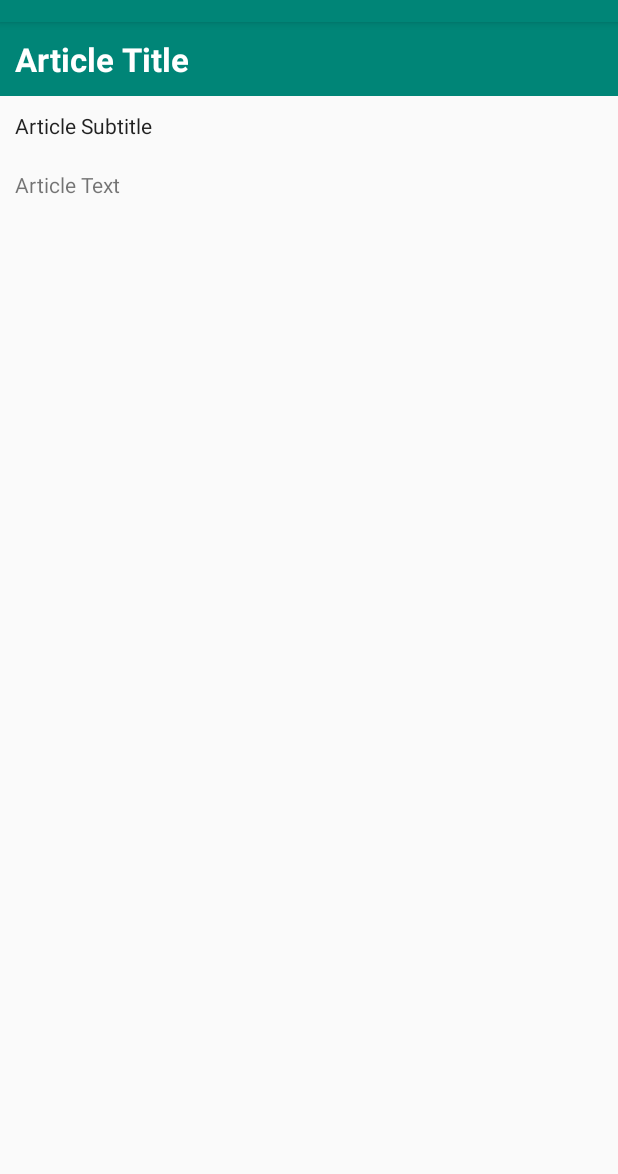
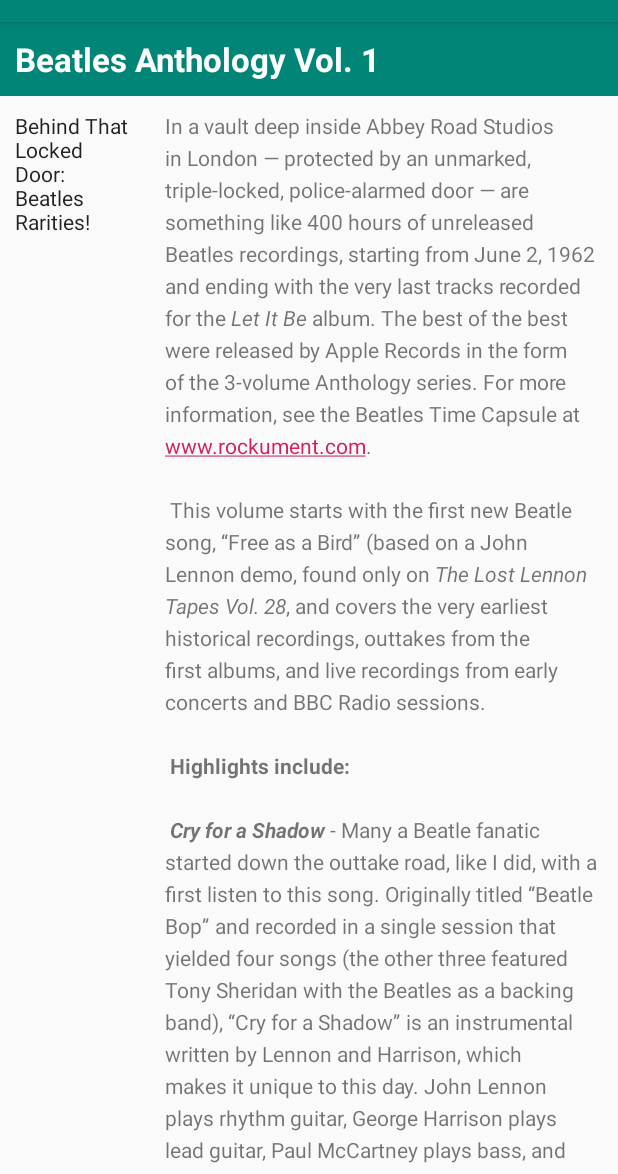
Before and after one commit to Moorose/android-for-modern-programming, an Android app: the screen it shows after launch (MainActivity), on a phone screen of 412 x 824 dp, the part 62-1236 px from its top. Run offline under Robolectric (Android 15) with nearby library versions, the light colour scheme and no system bars.

Commit message:
Add sidebar

```diff
--- a/ScrollingText/app/src/main/res/layout/activity_main.xml
+++ b/ScrollingText/app/src/main/res/layout/activity_main.xml
@@ -5,33 +5,50 @@
     android:layout_height="match_parent"
     tools:context=".MainActivity">
 
+    <ScrollView
+        android:layout_width="wrap_content"
+        android:layout_height="wrap_content">
+
+        <LinearLayout
+            android:layout_width="match_parent"
+            android:layout_height="wrap_content"
+            android:orientation="vertical">
+
             <TextView
                 android:id="@+id/article_heading"
                 android:layout_width="match_parent"
                 android:layout_height="wrap_content"
                 android:background="@color/colorPrimary"
+                android:padding="@dimen/padding_regular"
+                android:text="@string/article_title"
+                android:textAppearance="@android:style/TextAppearance.DeviceDefault.Large"
                 android:textColor="@android:color/white"
-        android:padding="@dimen/padding_regular"
-        android:textAppearance="@android:style/TextAppearance.DeviceDefault.Large"
-        android:textStyle="bold"
-        android:text="@string/article_title" />
+                android:textStyle="bold" />
+
+            <LinearLayout
+                android:layout_width="match_parent"
+                android:layout_height="wrap_content"
+                android:orientation="horizontal">
+
 
                 <TextView
                     android:id="@+id/article_subheading"
-        android:layout_width="match_parent"
+                    android:layout_width="100dp"
                     android:layout_height="wrap_content"
-        android:layout_below="@id/article_heading"
                     android:padding="@dimen/padding_regular"
-        android:textAppearance="@android:style/TextAppearance.DeviceDefault"
-        android:text="@string/article_subtitle" />
+                    android:text="@string/article_subtitle"
+                    android:textAppearance="@android:style/TextAppearance.DeviceDefault" />
 
                 <TextView
-        android:id="@+id/article_content"
+                    android:id="@+id/article"
                     android:layout_width="wrap_content"
                     android:layout_height="wrap_content"
-        android:layout_below="@id/article_subheading"
-        android:lineSpacingExtra="5sp"
+                    android:autoLink="web"
+                    android:lineSpacingExtra="@dimen/line_spacing"
                     android:padding="@dimen/padding_regular"
                     android:text="@string/article_text" />
+            </LinearLayout>
+        </LinearLayout>
+    </ScrollView>
 
-</RelativeLayout >
+</RelativeLayout>
--- a/ScrollingText/app/src/main/res/values/dimens.xml
+++ b/ScrollingText/app/src/main/res/values/dimens.xml
@@ -1,4 +1,5 @@
 <?xml version="1.0" encoding="utf-8"?>
 <resources>
     <dimen name="padding_regular">10dp</dimen>
+    <dimen name="line_spacing">5sp</dimen>
 </resources>
--- a/ScrollingText/app/src/main/res/values/strings.xml
+++ b/ScrollingText/app/src/main/res/values/strings.xml
@@ -1,6 +1,27 @@
 <resources>
     <string name="app_name">Scrolling Text</string>
-    <string name="article_title">Article Title</string>
-    <string name="article_subtitle">Article Subtitle</string>
-    <string name="article_text">Article Text</string>
+    <string name="article_title">Beatles Anthology Vol. 1</string>
+    <string name="article_subtitle">Behind That Locked Door: Beatles Rarities!</string>
+    <string name="article_text">In a vault deep inside Abbey Road Studios in London — protected by an unmarked, triple-locked, police-alarmed door — are something like 400 hours of unreleased Beatles recordings, starting from June 2, 1962 and ending with the very last tracks recorded for the <i>Let It Be</i> album. The best of the best were released by Apple Records in the form of the 3-volume Anthology series.
+        For more information, see the Beatles Time Capsule at www.rockument.com.
+\n\n
+This volume starts with the first new Beatle song, “Free as a Bird” (based on a John Lennon demo, found only on <i>The Lost Lennon Tapes Vol. 28</i>, and covers the very earliest historical recordings, outtakes from the first albums, and live recordings from early concerts and BBC Radio sessions.
+\n\n
+<b>Highlights include:</b>
+\n\n
+<b><i>Cry for a Shadow</i></b> - Many a Beatle fanatic started down the outtake road, like I did, with a first listen to this song. Originally titled “Beatle Bop” and recorded in a single session that yielded four songs (the other three featured Tony Sheridan with the Beatles as a backing band), “Cry for a Shadow” is an instrumental written by Lennon and Harrison, which makes it unique to this day. John Lennon plays rhythm guitar, George Harrison plays lead guitar, Paul McCartney plays bass, and Pete Best plays drums. The sessions were produced by Bert Kaempfert in Hamburg, Germany, during the Beatles’ second visit from April through July of 1961 to play in the Reeperbahn-section clubs.
+\n\n
+<b><i>My Bonnie</i></b> and <b><i>Ain’t She Sweet</i></b> — At the same session, the Beatles played on “My Bonnie” (the first-ever single with Beatles playing), as the backing band for English singer Tony Sheridan, originally a member of the Jets. The popularity of this single in Liverpool brought the Beatles to the attention of Brian Epstein, who worked in the NEMS record store and tried to meet demand for the disc. John Lennon then sings a fine “Ain’t She Sweet” (his first-ever released vocal).
+\n\n
+<b><i>Searchin</i></b> — A Jerry Leiber - Mike Stoller comedy song that was a hit for the Coasters in 1957, and a popular live favorite of the Beatles. The Coasters also had a hit with “Besame Mucho” and the Beatles covered that song as well. Ringo Starr had by now replaced Pete Best on drums. The high falsetto is George, who also plays a hesitant lead guitar. This is from their first audition for Decca Records in London on Jan 1., 1962, live in the studio. The Grateful Dead would later cover “Searchin” with a similar arrangement, Pigpen doing the Paul vocals. A live version is available on outtake records featuring the Dead joined by the Beach Boys!
+\n\n
+<b><i>Love Me Do</i></b> — An early version of the song, played a bit slower and with more of a blues feeling, and a cool bossa-nova beat in middle. Paul had to sing while John played harmonica — a first for the group. Pete Best played drums on this version.
+\n\n
+<b><i>She Loves You – Till There Was You – Twist and Shout</i></b> — Live at the Princess Wales Theatre by Leicester Square in London, attended by the Queen. “Till There Was You” (by Meredith Wilson) is from the musical The Music Man and a hit for Peggy Lee in 1961. Before playing it, Paul said it was recorded by his favorite American group, “Sophie Tucker” (which got some laughs). At the end, John tells the people in the cheaper seats to clap their hands, and the rest to “rattle your jewelry” and then announces “Twist and Shout” (a song by Bert Russell and Phil Medley that was first recorded in 1962 by the Isley Brothers). A film of the performance shows the Queen smiling at John’s remark.
+\n\n
+<b><i>Leave My Kitten Alone</i></b> — One of the lost Beatle songs recorded during the “Beatles For Sale” sessions but never released. This song, written by Little Willie John, Titus Turner, and James McDougal, was a 1959 R&amp;B hit for Little Willie John and covered by Johnny Preston before the Beatles tried it and shelved it. A reference to a “big fat bulldog” may have influenced John’s “Hey Bulldog” (Yellow Submarine album), which is a similar rocker.
+\n\n
+<b><i>One After 909</i></b> — A song recorded for the <i>Let It Be</i> album was actually worked on way back in the beginning, six years earlier. This take shows how they did it much more slowly, with an R&amp;B feel to it.
+</string>
+    <string name="app_text">Scrolling Text</string>
 </resources>
```
Lines whose indentation alone changed are shown as unchanged.
